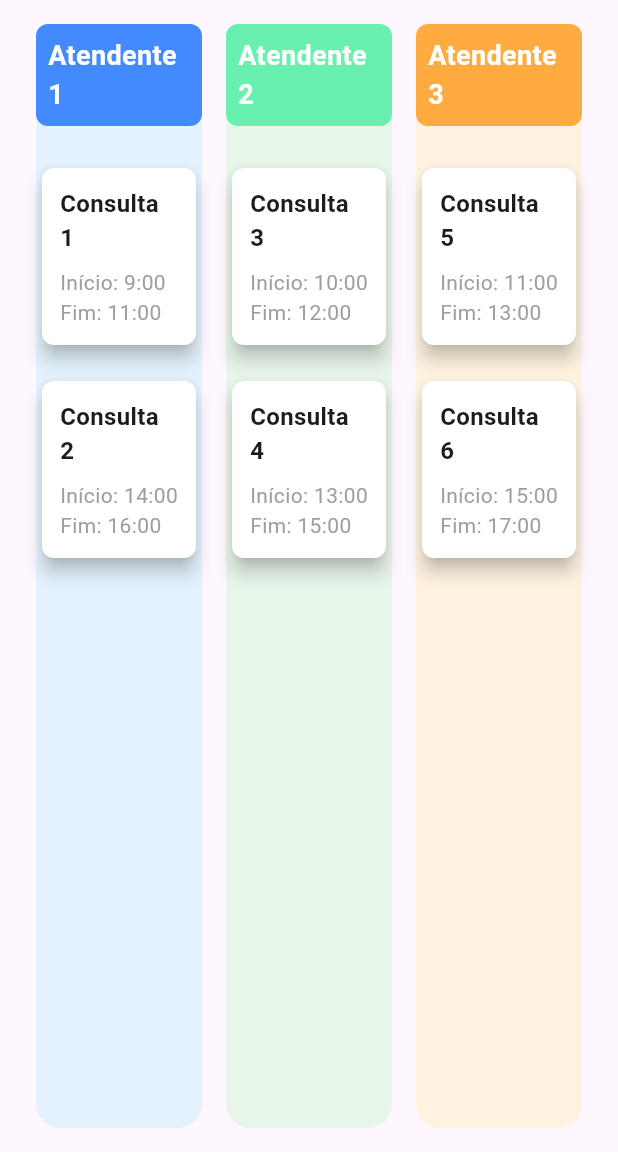
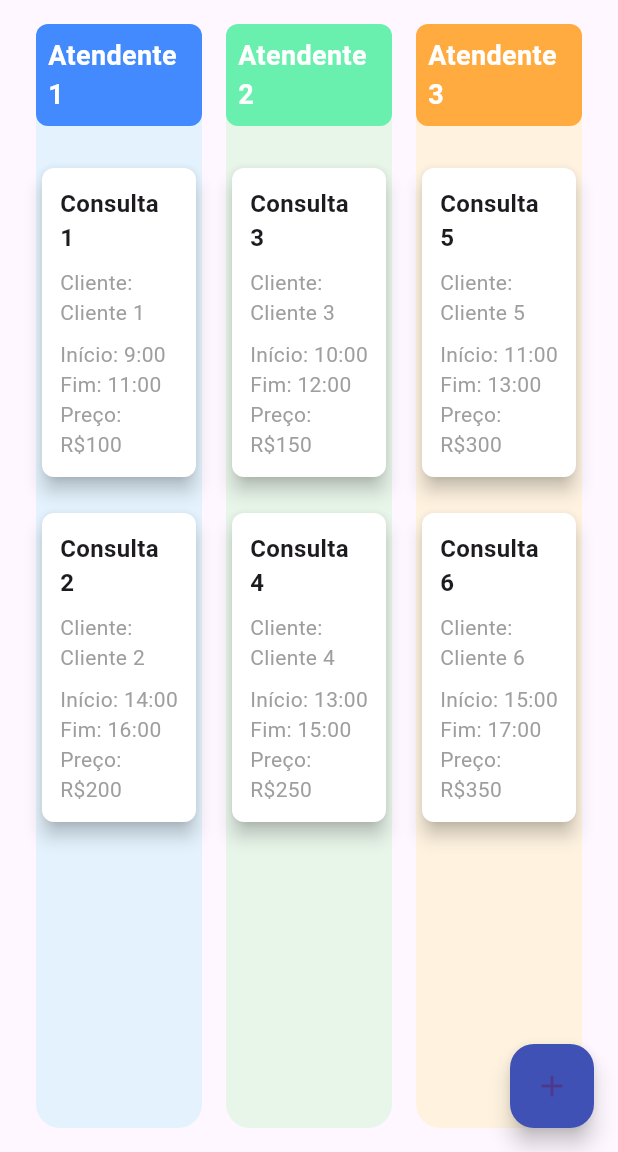
Before and after one commit to CaueYanagihara/DDM_HoraCerta, a Flutter app: the screen it shows after launch, on a phone screen of 412 x 824 dp, the part 84-1236 px from its top. Run offline on Flutter 3.47's test engine with Material 3 defaults, Android fonts, the phone set to English and light mode, and no system bars; our stand-ins replace sqflite, supabase_flutter, syncfusion_flutter_calendar; accounts and stored records are empty.

Commit message:
Checkpoint: Cadastro, detalhe e listagem das agendas funcionando normalmente.

```diff
--- a/hora_certa/lib/app/dominio/interface/idao_cliente.dart
+++ b/hora_certa/lib/app/dominio/interface/idao_cliente.dart
@@ -2,7 +2,7 @@ import '../dto/dto_cliente.dart';
 
 abstract class IDAOCliente {
   Future<DTOCliente> salvar(DTOCliente dto);
-  void excluir(DTOCliente dto);
+  Future<bool> excluir(dynamic id);
   Future<DTOCliente> alterar(DTOCliente dto);
   Future<List<DTOCliente>> consultar();
   Future<bool> alterarStatus(dynamic id);
--- a/hora_certa/lib/app/widget/home_agenda.dart
+++ b/hora_certa/lib/app/widget/home_agenda.dart
@@ -6,16 +6,23 @@ import 'formulario_servico.dart';
 import 'lista_cliente.dart';
 import 'lista_atendente.dart';
 import 'lista_servico.dart';
+import 'formulario_agenda.dart';
+import 'detalhe_agenda.dart';
 
-class HomeAgenda extends StatelessWidget {
-  final List<Atendente> atendentes = [
+class HomeAgenda extends StatefulWidget {
+  @override
+  _HomeAgendaState createState() => _HomeAgendaState();
+}
+
+class _HomeAgendaState extends State<HomeAgenda> {
+  List<Atendente> atendentes = [
     Atendente(
       nome: 'Atendente 1',
       tarefas: [
-        Tarefa('Consulta 1', DateTime(2024, 11, 21, 9, 0),
-            DateTime(2024, 11, 21, 11, 0)),
-        Tarefa('Consulta 2', DateTime(2024, 11, 21, 14, 0),
-            DateTime(2024, 11, 21, 16, 0)),
+        Tarefa('Consulta 1', 'Cliente 1', DateTime(2024, 11, 21, 9, 0),
+            DateTime(2024, 11, 21, 11, 0), 100, 'Observação 1'),
+        Tarefa('Consulta 2', 'Cliente 2', DateTime(2024, 11, 21, 14, 0),
+            DateTime(2024, 11, 21, 16, 0), 200, 'Observação 2'),
       ],
       cor: Colors.blueAccent,
       fundoCor: Colors.blue.shade50,
@@ -23,10 +30,10 @@ class HomeAgenda extends StatelessWidget {
     Atendente(
       nome: 'Atendente 2',
       tarefas: [
-        Tarefa('Consulta 3', DateTime(2024, 11, 21, 10, 0),
-            DateTime(2024, 11, 21, 12, 0)),
-        Tarefa('Consulta 4', DateTime(2024, 11, 21, 13, 0),
-            DateTime(2024, 11, 21, 15, 0)),
+        Tarefa('Consulta 3', 'Cliente 3', DateTime(2024, 11, 21, 10, 0),
+            DateTime(2024, 11, 21, 12, 0), 150, 'Observação 3'),
+        Tarefa('Consulta 4', 'Cliente 4', DateTime(2024, 11, 21, 13, 0),
+            DateTime(2024, 11, 21, 15, 0), 250, 'Observação 4'),
       ],
       cor: Colors.greenAccent,
       fundoCor: Colors.green.shade50,
@@ -34,15 +41,22 @@ class HomeAgenda extends StatelessWidget {
     Atendente(
       nome: 'Atendente 3',
       tarefas: [
-        Tarefa('Consulta 5', DateTime(2024, 11, 21, 11, 0),
-            DateTime(2024, 11, 21, 13, 0)),
-        Tarefa('Consulta 6', DateTime(2024, 11, 21, 15, 0),
-            DateTime(2024, 11, 21, 17, 0)),
+        Tarefa('Consulta 5', 'Cliente 5', DateTime(2024, 11, 21, 11, 0),
+            DateTime(2024, 11, 21, 13, 0), 300, 'Observação 5'),
+        Tarefa('Consulta 6', 'Cliente 6', DateTime(2024, 11, 21, 15, 0),
+            DateTime(2024, 11, 21, 17, 0), 350, 'Observação 6'),
       ],
       cor: Colors.orangeAccent,
       fundoCor: Colors.orange.shade50,
     ),
   ];
+
+  void _adicionarAgenda(Tarefa tarefa, String atendenteNome) {
+    setState(() {
+      final atendente = atendentes.firstWhere((atendente) => atendente.nome == atendenteNome);
+      atendente.tarefas.add(tarefa);
+    });
+  }
 
   @override
   Widget build(BuildContext context) {
@@ -155,6 +169,15 @@ class HomeAgenda extends StatelessWidget {
                     ...atendente.tarefas.map((tarefa) {
                       return Padding(
                         padding: const EdgeInsets.symmetric(vertical: 8.0),
+                        child: GestureDetector(
+                          onTap: () {
+                            showDialog(
+                              context: context,
+                              builder: (BuildContext context) {
+                                return DetalheAgenda(tarefa: tarefa);
+                              },
+                            );
+                          },
                           child: Card(
                             elevation: 5,
                             shape: RoundedRectangleBorder(
@@ -176,6 +199,11 @@ class HomeAgenda extends StatelessWidget {
                                   ),
                                   const SizedBox(height: 8.0),
                                   Text(
+                                    'Cliente: ${tarefa.cliente}',
+                                    style: TextStyle(color: Colors.grey),
+                                  ),
+                                  const SizedBox(height: 8.0),
+                                  Text(
                                     'Início: ${tarefa.horaInicio.hour}:${tarefa.horaInicio.minute.toString().padLeft(2, '0')}',
                                     style: TextStyle(color: Colors.grey),
                                   ),
@@ -183,7 +211,12 @@ class HomeAgenda extends StatelessWidget {
                                     'Fim: ${tarefa.horaFim.hour}:${tarefa.horaFim.minute.toString().padLeft(2, '0')}',
                                     style: TextStyle(color: Colors.grey),
                                   ),
+                                  Text(
+                                    'Preço: R\$${tarefa.preco}',
+                                    style: TextStyle(color: Colors.grey),
+                                  ),
                                 ],
+                              ),
                             ),
                           ),
                         ),
@@ -195,6 +228,19 @@ class HomeAgenda extends StatelessWidget {
             );
           }).toList(),
         ),
+      ),
+      floatingActionButton: FloatingActionButton(
+        onPressed: () async {
+          final result = await Navigator.push(
+            context,
+            MaterialPageRoute(builder: (context) => FormularioAgenda()),
+          );
+          if (result != null && result is Map<String, dynamic>) {
+            _adicionarAgenda(result['tarefa'], result['atendenteNome']);
+          }
+        },
+        child: Icon(Icons.add),
+        backgroundColor: Colors.indigo,
       ),
     );
   }
@@ -215,8 +261,11 @@ class Atendente {
 
 class Tarefa {
   final String nome;
+  final String cliente;
   final DateTime horaInicio;
   final DateTime horaFim;
+  final int preco;
+  final String? observacao;
 
-  Tarefa(this.nome, this.horaInicio, this.horaFim);
+  Tarefa(this.nome, this.cliente, this.horaInicio, this.horaFim, this.preco, [this.observacao]);
 }
```
Also changed, not shown: hora_certa/lib/app/banco/sqlite/dao/dao_cliente.dart (+11 -5 lines), hora_certa/lib/app/dominio/cliente.dart (+9 -3 lines), hora_certa/lib/app/widget/detalhe_agenda.dart (added, +36 -0 lines), hora_certa/lib/app/widget/formulario_agenda.dart (added, +233 -0 lines), 1 other file. Lines whose indentation alone changed are shown as unchanged.
